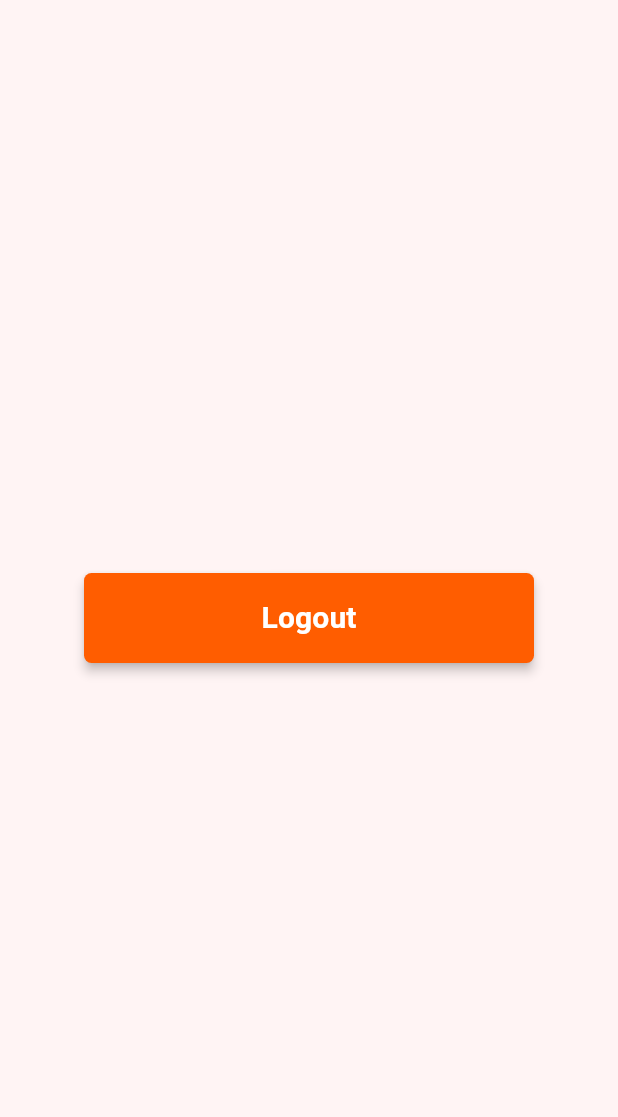
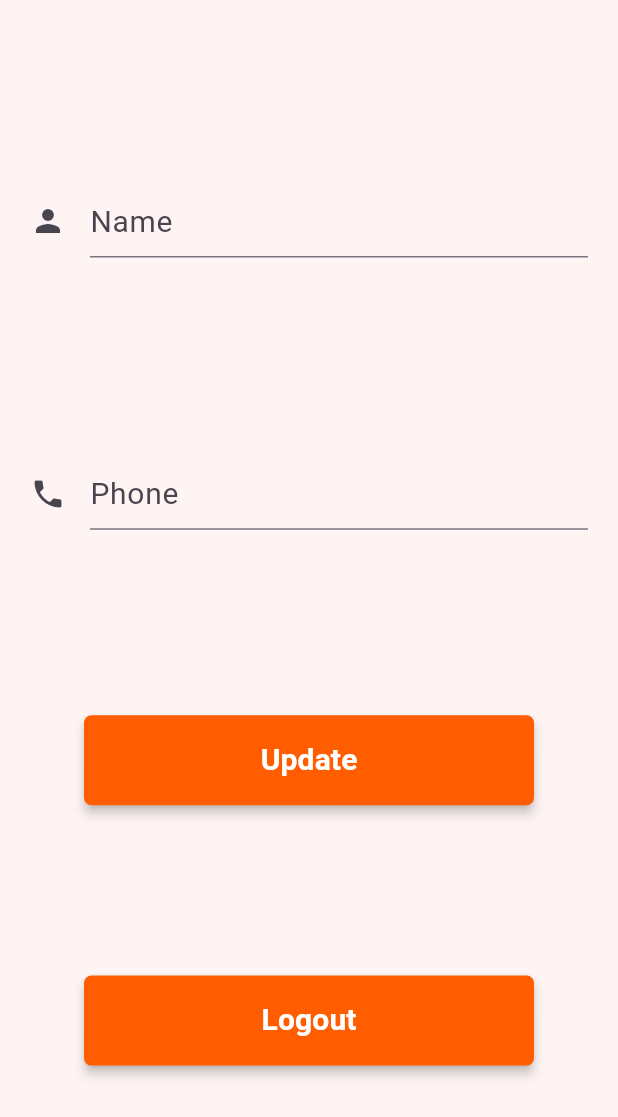
Before and after one commit to jaishree29/digital_canteen, a Flutter app: the ProfilePage screen opened directly, on a phone screen of 412 x 824 dp. Shown: the top 1117 px of the screen. Run offline on Flutter 3.47's test engine with Material 3 defaults, Android fonts, the light colour scheme and no system bars; our stand-ins replace cloud_firestore, firebase_auth, firebase_core, google_sign_in, shared_preferences; accounts and stored records are empty.

Commit message:
Profile Page added

```diff
--- a/lib/views/profile_page.dart
+++ b/lib/views/profile_page.dart
@@ -1,9 +1,12 @@
+import 'package:cloud_firestore/cloud_firestore.dart';
 import 'package:digital_canteen/controllers/auth_controller.dart';
 import 'package:digital_canteen/views/get_started.dart';
 import 'package:digital_canteen/views/splash_screen.dart';
 import 'package:digital_canteen/widgets/elevated_button.dart';
+import 'package:digital_canteen/widgets/text_field_input.dart';
 import 'package:flutter/material.dart';
 import 'package:shared_preferences/shared_preferences.dart';
+import 'package:firebase_auth/firebase_auth.dart'; // Add this for authentication
 
 class ProfilePage extends StatefulWidget {
   const ProfilePage({super.key});
@@ -13,9 +16,13 @@ class ProfilePage extends StatefulWidget {
 }
 
 class _ProfilePageState extends State<ProfilePage> {
+  final AuthController _authController = AuthController();
+  final TextEditingController _nameController = TextEditingController();
+  final TextEditingController _phoneController = TextEditingController();
 
-  final AuthController _authController = AuthController();
+  final FirebaseAuth _auth = FirebaseAuth.instance;
 
+  //User Log out
   void _userLogOut() async {
     await _authController.signOutFromGoogle();
 
@@ -28,14 +35,66 @@ class _ProfilePageState extends State<ProfilePage> {
       context,
       MaterialPageRoute(builder: (context) => const GetStartedScreen()),
     );
+
+    ScaffoldMessenger.of(context).showSnackBar(
+        const SnackBar(content: Text('Successfully logged out!')));
+  }
+
+  // Save User Details
+  Future<void> _saveDetails() async {
+    final name = _nameController.text.trim();
+    final phone = _phoneController.text.trim();
+    final User? currentUser = _auth.currentUser;
+
+    if (name.isEmpty || phone.isEmpty) {
+      ScaffoldMessenger.of(context).showSnackBar(const SnackBar(
+          content: Text('Please fill in all the details first')));
+    } else {
+      if (currentUser != null) {
+        //Current user UID
+        String uid = currentUser.uid;
+
+        //Details to be updated
+        await FirebaseFirestore.instance.collection('users').doc(uid).set({
+          'Name': name,
+          'Phone Number': phone,
+        }, SetOptions(merge: true));
+
+
+        _nameController.clear();
+        _phoneController.clear();
+
+        ScaffoldMessenger.of(context).showSnackBar(
+            const SnackBar(content: Text('Details updated successfully!')));
+      } else {
+        ScaffoldMessenger.of(context).showSnackBar(
+            const SnackBar(content: Text('No user is currently logged in.')));
+      }
+    }
   }
 
   @override
   Widget build(BuildContext context) {
     return Scaffold(
       body: SafeArea(
-        child: Center(
-          child: NElevatedButton(text: 'Logout', onPressed: _userLogOut))),
+        child: Column(
+          mainAxisAlignment: MainAxisAlignment.spaceEvenly,
+          children: [
+            NTextFieldInput(
+                hintText: 'Name',
+                icon: Icons.person,
+                isPass: false,
+                textController: _nameController),
+            NTextFieldInput(
+                hintText: 'Phone',
+                icon: Icons.phone,
+                isPass: false,
+                textController: _phoneController),
+            NElevatedButton(text: 'Update', onPressed: _saveDetails),
+            NElevatedButton(text: 'Logout', onPressed: _userLogOut),
+          ],
+        ),
+      ),
     );
   }
 }
--- a/lib/views/sign_in_screen.dart
+++ b/lib/views/sign_in_screen.dart
@@ -101,7 +101,7 @@ class _SignInScreenState extends State<SignInScreen> {
                 const SizedBox(height: 80),
 
                 // Email TextField
-                TextFieldInput(
+                NTextFieldInput(
                   hintText: 'Email',
                   icon: Icons.email,
                   isPass: false,
@@ -109,7 +109,7 @@ class _SignInScreenState extends State<SignInScreen> {
                 ),
 
                 // Password TextField
-                TextFieldInput(
+                NTextFieldInput(
                   hintText: 'Password',
                   icon: Icons.lock,
                   isPass: true,
--- a/lib/views/sign_up_screen.dart
+++ b/lib/views/sign_up_screen.dart
@@ -99,7 +99,7 @@ class _SignUpScreenState extends State<SignUpScreen> {
 
                   // Email TextField
 
-                  TextFieldInput(
+                  NTextFieldInput(
                     hintText: 'Email',
                     icon: Icons.email,
                     isPass: false,
@@ -108,7 +108,7 @@ class _SignUpScreenState extends State<SignUpScreen> {
 
                   // Password TextField
 
-                  TextFieldInput(
+                  NTextFieldInput(
                     hintText: 'Password',
                     icon: Icons.lock,
                     isPass: true,
--- a/lib/widgets/text_field_input.dart
+++ b/lib/widgets/text_field_input.dart
@@ -1,7 +1,7 @@
 import 'package:flutter/material.dart';
 
-class TextFieldInput extends StatelessWidget {
-  const TextFieldInput({
+class NTextFieldInput extends StatelessWidget {
+  const NTextFieldInput({
     super.key,
     required this.hintText,
     required this.icon,
```
